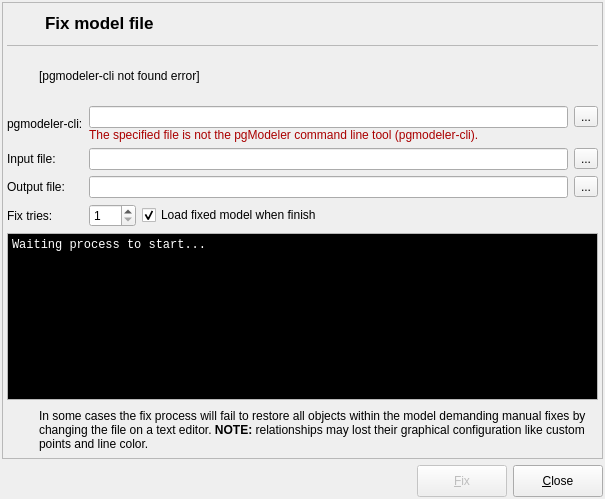
The window that libpgmodeler_ui/ui/modelfixform.ui (pgmodeler/pgmodeler) describes before a commit, drawn with Qt 5.
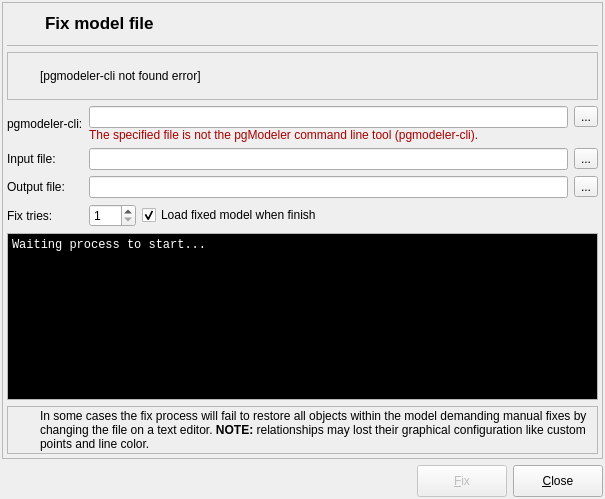
The same window after the commit. Icons and pictures are not drawn.

Commit message: Minor adjustments in central frame of the dialogs modelfixform.ui and modelrestorationform.ui

```diff
--- a/libpgmodeler_ui/ui/modelfixform.ui
+++ b/libpgmodeler_ui/ui/modelfixform.ui
@@ -164,7 +164,7 @@
          </size>
         </property>
         <property name="frameShape">
-         <enum>QFrame::NoFrame</enum>
+         <enum>QFrame::StyledPanel</enum>
         </property>
         <property name="frameShadow">
          <enum>QFrame::Raised</enum>
@@ -591,7 +591,7 @@
          </size>
         </property>
         <property name="frameShape">
-         <enum>QFrame::NoFrame</enum>
+         <enum>QFrame::StyledPanel</enum>
         </property>
         <property name="frameShadow">
          <enum>QFrame::Raised</enum>
```
The commit also changes 1 other file.
